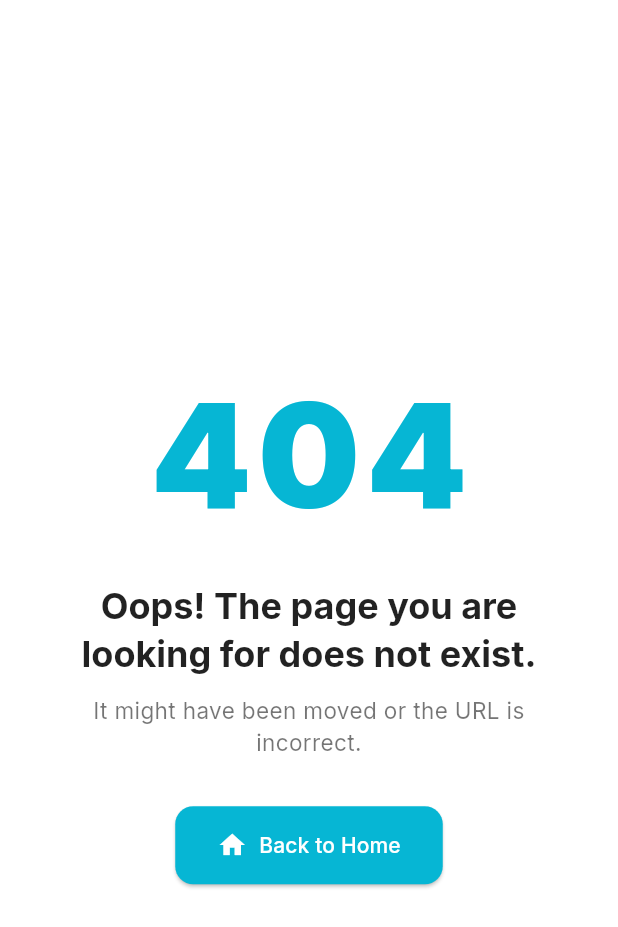
After one commit to WaleedAbozeid/my-portfolio, a Flutter app: the NotFoundPage screen opened directly, on a phone screen of 412 x 824 dp. The commit adds this screen. Shown: the top 927 px of the screen. Run offline on Flutter 3.47's test engine with Material 3 defaults, Android fonts, the phone set to English and light mode, and no system bars; our stand-ins replace animate_do, flutter_form_builder, font_awesome_flutter, form_builder_validators, go_router, google_fonts and 1 more; accounts and stored records are empty.

Commit message:
feat(routing): add branded 404 NotFound page and remove placeholder case-studies route

```diff
--- a/lib/core/routing/app_router.dart
+++ b/lib/core/routing/app_router.dart
@@ -6,6 +6,7 @@ import '../../features/projects/presentation/pages/project_details_page.dart';
 import '../../features/contact/presentation/pages/contact_page.dart';
 import '../../features/about/presentation/pages/about_page_new.dart';
 import '../../features/experience/presentation/pages/experience_page.dart';
+import '../../features/not_found/presentation/pages/not_found_page.dart';
 import '../../shared/widgets/navigation/scaffold_with_navbar.dart';
 
 // Private navigator keys
@@ -17,6 +18,7 @@ class AppRouter {
   static final GoRouter router = GoRouter(
     navigatorKey: _rootNavigatorKey,
     initialLocation: '/',
+    errorBuilder: (context, state) => const NotFoundPage(),
     routes: [
       ShellRoute(
         navigatorKey: _shellNavigatorKey,
@@ -37,11 +39,6 @@ class AppRouter {
             },
           ),
           GoRoute(
-            path: '/case-studies',
-            builder: (context, state) =>
-                const Center(child: Text("Case Studies Page")),
-          ),
-          GoRoute(
             path: '/about',
             builder: (context, state) => const AboutPageNew(),
           ),
--- /dev/null
+++ b/lib/features/not_found/presentation/pages/not_found_page.dart
@@ -0,0 +1,80 @@
+import 'package:flutter/material.dart';
+import 'package:go_router/go_router.dart';
+import '../../../../core/constants/colors.dart';
+import '../../../../core/l10n/app_localizations.dart';
+
+class NotFoundPage extends StatelessWidget {
+  const NotFoundPage({super.key});
+
+  @override
+  Widget build(BuildContext context) {
+    final loc = AppLocalizations.of(context);
+    final isDark = Theme.of(context).brightness == Brightness.dark;
+
+    return Scaffold(
+      body: Center(
+        child: Container(
+          padding: const EdgeInsets.all(32),
+          constraints: const BoxConstraints(maxWidth: 600),
+          child: Column(
+            mainAxisAlignment: MainAxisAlignment.center,
+            children: [
+              Text(
+                '404',
+                style: TextStyle(
+                  fontSize: 96,
+                  fontWeight: FontWeight.w900,
+                  color: AppColors.primary,
+                  letterSpacing: 4,
+                ),
+              ),
+              const SizedBox(height: 16),
+              Text(
+                loc.locale.languageCode == 'ar'
+                    ? 'عذراً! الصفحة التي تبحث عنها غير موجودة'
+                    : 'Oops! The page you are looking for does not exist.',
+                textAlign: TextAlign.center,
+                style: Theme.of(context).textTheme.headlineSmall?.copyWith(
+                      fontWeight: FontWeight.bold,
+                      color: isDark ? Colors.white : Colors.black87,
+                    ),
+              ),
+              const SizedBox(height: 12),
+              Text(
+                loc.locale.languageCode == 'ar'
+                    ? 'ربما تم نقل الصفحة أو أن الرابط غير صحيح.'
+                    : 'It might have been moved or the URL is incorrect.',
+                textAlign: TextAlign.center,
+                style: TextStyle(
+                  color: isDark ? Colors.white60 : Colors.black54,
+                  fontSize: 15,
+                ),
+              ),
+              const SizedBox(height: 32),
+              ElevatedButton.icon(
+                onPressed: () => context.go('/'),
+                icon: const Icon(Icons.home, size: 20),
+                label: Text(
+                  loc.locale.languageCode == 'ar'
+                      ? 'العودة للرئيسية'
+                      : 'Back to Home',
+                ),
+                style: ElevatedButton.styleFrom(
+                  backgroundColor: AppColors.primary,
+                  foregroundColor: Colors.white,
+                  padding: const EdgeInsets.symmetric(
+                    horizontal: 28,
+                    vertical: 16,
+                  ),
+                  shape: RoundedRectangleBorder(
+                    borderRadius: BorderRadius.circular(12),
+                  ),
+                ),
+              ),
+            ],
+          ),
+        ),
+      ),
+    );
+  }
+}
```
